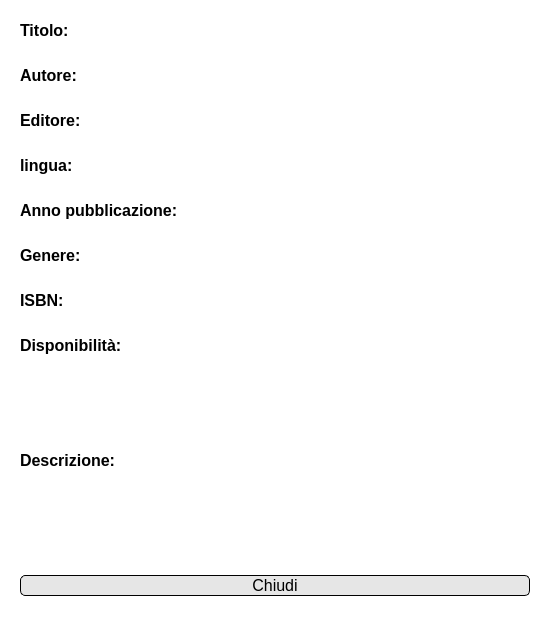
Old version of the form View/Amministratore/UI files/visualizza libro.ui in the repository FrancescoFinizii/Biblioteca-universitaria.
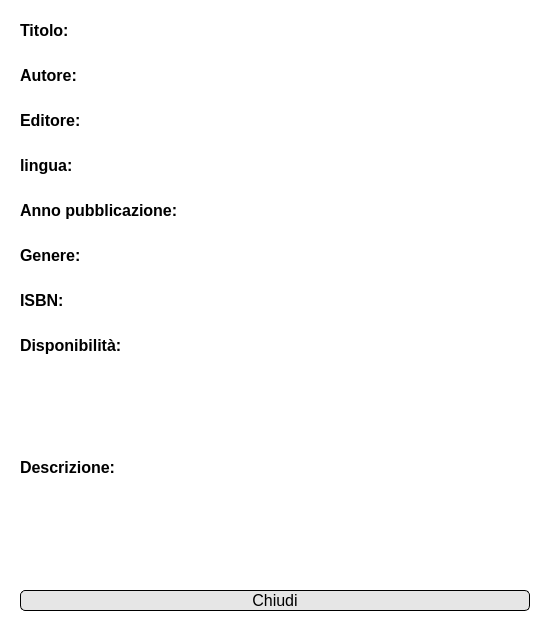
New version of the form. Icons and pictures are not drawn.

```diff
--- a/View/Amministratore/UI files/visualizza libro.ui
+++ b/View/Amministratore/UI files/visualizza libro.ui
@@ -7,7 +7,7 @@
     <x>0</x>
     <y>0</y>
     <width>550</width>
-    <height>627</height>
+    <height>642</height>
    </rect>
   </property>
   <property name="minimumSize">
@@ -24,7 +24,10 @@
     <normaloff>../Resources/logo.png</normaloff>../Resources/logo.png</iconset>
   </property>
   <property name="styleSheet">
-   <string notr="true">background-color: rgb(255, 255, 255);</string>
+   <string notr="true">QDialog#Dialog {
+background-color: rgb(255, 255, 255);
+color:black;
+}</string>
   </property>
   <property name="modal">
    <bool>true</bool>
```
